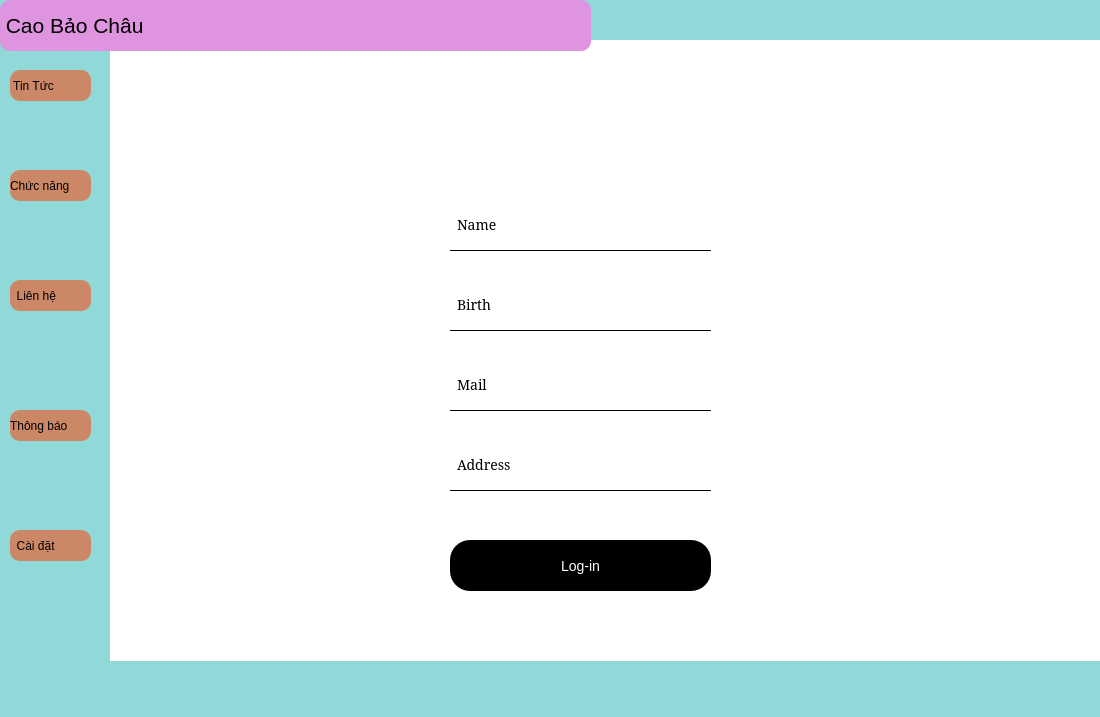
The window that ui/mainwindow.ui (Cuongal/python-app) describes before a commit, drawn with Qt 5.
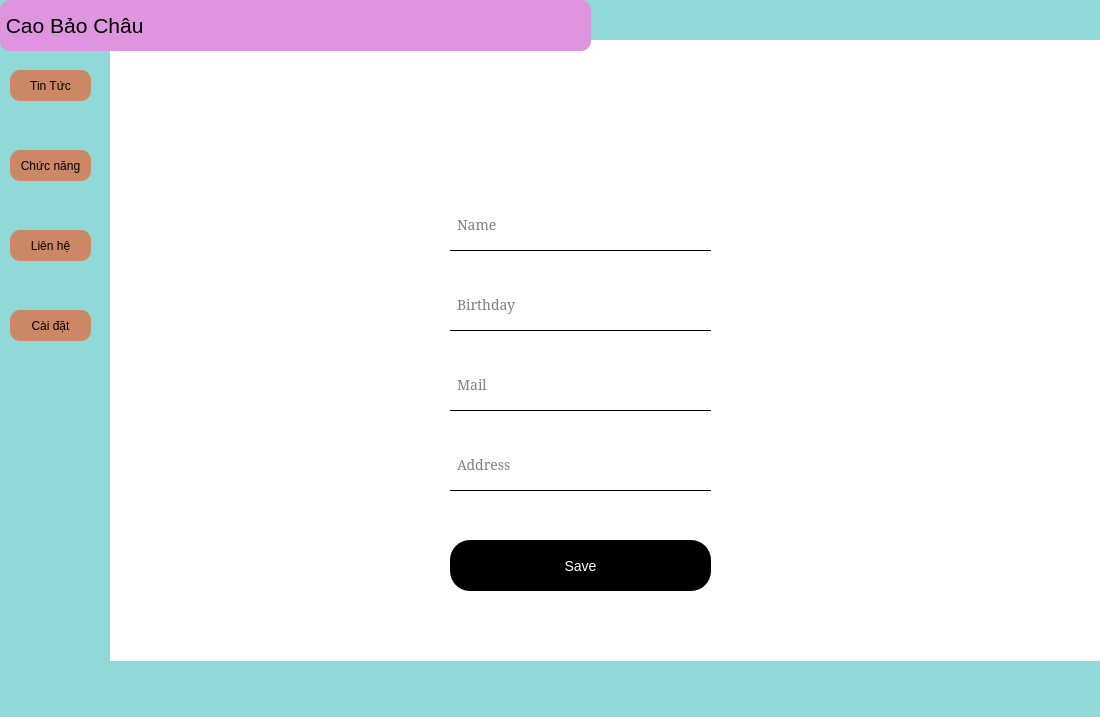
The same window after the commit. Icons and pictures are not drawn.

```diff
--- a/ui/mainwindow.ui
+++ b/ui/mainwindow.ui
@@ -17,91 +17,6 @@
    <string notr="true">background-color:rgb(145, 217, 217)</string>
   </property>
   <widget class="QWidget" name="centralwidget">
-   <widget class="QLabel" name="Tintuc_label">
-    <property name="geometry">
-     <rect>
-      <x>10</x>
-      <y>70</y>
-      <width>81</width>
-      <height>31</height>
-     </rect>
-    </property>
-    <property name="styleSheet">
-     <string notr="true">background-color:rgb(204, 136, 102);
-border-radius: 10px</string>
-    </property>
-    <property name="text">
-     <string> Tin Tức</string>
-    </property>
-   </widget>
-   <widget class="QLabel" name="Lienhe_label">
-    <property name="geometry">
-     <rect>
-      <x>10</x>
-      <y>280</y>
-      <width>81</width>
-      <height>31</height>
-     </rect>
-    </property>
-    <property name="styleSheet">
-     <string notr="true">background-color:rgb(204, 136, 102);
-border-radius: 10px</string>
-    </property>
-    <property name="text">
-     <string>  Liên hệ</string>
-    </property>
-   </widget>
-   <widget class="QLabel" name="Caidat_label">
-    <property name="geometry">
-     <rect>
-      <x>10</x>
-      <y>530</y>
-      <width>81</width>
-      <height>31</height>
-     </rect>
-    </property>
-    <property name="styleSheet">
-     <string notr="true">background-color:rgb(204, 136, 102);
-border-radius: 10px</string>
-    </property>
-    <property name="text">
-     <string>  Cài đặt</string>
-    </property>
-   </widget>
-   <widget class="QLabel" name="Chucnang_lable">
-    <property name="geometry">
-     <rect>
-      <x>10</x>
-      <y>170</y>
-      <width>81</width>
-      <height>31</height>
-     </rect>
-    </property>
-    <property name="styleSheet">
-     <string notr="true">background-color:rgb(204, 136, 102);
-border-radius: 10px</string>
-    </property>
-    <property name="text">
-     <string>Chức năng</string>
-    </property>
-   </widget>
-   <widget class="QLabel" name="Thongbao">
-    <property name="geometry">
-     <rect>
-      <x>10</x>
-      <y>410</y>
-      <width>81</width>
-      <height>31</height>
-     </rect>
-    </property>
-    <property name="styleSheet">
-     <string notr="true">background-color:rgb(204, 136, 102);
-border-radius: 10px</string>
-    </property>
-    <property name="text">
-     <string>Thông báo</string>
-    </property>
-   </widget>
    <widget class="QStackedWidget" name="stackedWidget">
     <property name="geometry">
      <rect>
@@ -813,9 +728,25 @@
        <string notr="true">border: none;
     border-bottom: 1px solid #000; /* Black underline */
     font-size: 14px;
-    padding: 5px;</string>
+    padding: 5px;
+color: black;</string>
       </property>
       <property name="text">
+       <string/>
+      </property>
+      <property name="frame">
+       <bool>false</bool>
+      </property>
+      <property name="echoMode">
+       <enum>QLineEdit::EchoMode::Normal</enum>
+      </property>
+      <property name="dragEnabled">
+       <bool>false</bool>
+      </property>
+      <property name="readOnly">
+       <bool>false</bool>
+      </property>
+      <property name="placeholderText">
        <string>Name</string>
       </property>
       <property name="frame">
@@ -853,10 +784,11 @@
        <string notr="true">border: none;
     border-bottom: 1px solid #000; /* Black underline */
     font-size: 14px;
-    padding: 5px;</string>
+    padding: 5px;
+color: black;</string>
       </property>
       <property name="text">
-       <string>Birth</string>
+       <string/>
       </property>
       <property name="frame">
        <bool>false</bool>
@@ -870,6 +802,9 @@
       <property name="readOnly">
        <bool>false</bool>
       </property>
+      <property name="placeholderText">
+       <string>Birthday</string>
+      </property>
       <property name="clearButtonEnabled">
        <bool>false</bool>
       </property>
@@ -893,7 +828,7 @@
     text-align: center; /* Center the text */</string>
       </property>
       <property name="text">
-       <string>Log-in</string>
+       <string>Save</string>
       </property>
      </widget>
      <widget class="QLineEdit" name="lineEdit_8">
@@ -915,9 +850,25 @@
        <string notr="true">border: none;
     border-bottom: 1px solid #000; /* Black underline */
     font-size: 14px;
-    padding: 5px;</string>
+    padding: 5px;
+color: black;</string>
       </property>
       <property name="text">
+       <string/>
+      </property>
+      <property name="frame">
+       <bool>false</bool>
+      </property>
+      <property name="echoMode">
+       <enum>QLineEdit::EchoMode::Normal</enum>
+      </property>
+      <property name="dragEnabled">
+       <bool>false</bool>
+      </property>
+      <property name="readOnly">
+       <bool>false</bool>
+      </property>
+      <property name="placeholderText">
        <string>Mail</string>
       </property>
       <property name="frame">
@@ -955,9 +906,25 @@
        <string notr="true">border: none;
     border-bottom: 1px solid #000; /* Black underline */
     font-size: 14px;
-    padding: 5px;</string>
+    padding: 5px;
+color: black;</string>
       </property>
       <property name="text">
+       <string/>
+      </property>
+      <property name="frame">
+       <bool>false</bool>
+      </property>
+      <property name="echoMode">
+       <enum>QLineEdit::EchoMode::Normal</enum>
+      </property>
+      <property name="dragEnabled">
+       <bool>false</bool>
+      </property>
+      <property name="readOnly">
+       <bool>false</bool>
+      </property>
+      <property name="placeholderText">
        <string>Address</string>
       </property>
       <property name="frame">
@@ -1520,6 +1487,74 @@
      <string> Cao Bảo Châu</string>
     </property>
    </widget>
+   <widget class="QPushButton" name="btn_chucnang">
+    <property name="geometry">
+     <rect>
+      <x>10</x>
+      <y>150</y>
+      <width>81</width>
+      <height>31</height>
+     </rect>
+    </property>
+    <property name="styleSheet">
+     <string notr="true">background-color:rgb(204, 136, 102);
+border-radius: 10px</string>
+    </property>
+    <property name="text">
+     <string>Chức năng</string>
+    </property>
+   </widget>
+   <widget class="QPushButton" name="btn_lienhe">
+    <property name="geometry">
+     <rect>
+      <x>10</x>
+      <y>230</y>
+      <width>81</width>
+      <height>31</height>
+     </rect>
+    </property>
+    <property name="styleSheet">
+     <string notr="true">background-color:rgb(204, 136, 102);
+border-radius: 10px</string>
+    </property>
+    <property name="text">
+     <string>Liên hệ</string>
+    </property>
+   </widget>
+   <widget class="QPushButton" name="btn_caidat">
+    <property name="geometry">
+     <rect>
+      <x>10</x>
+      <y>310</y>
+      <width>81</width>
+      <height>31</height>
+     </rect>
+    </property>
+    <property name="styleSheet">
+     <string notr="true">background-color:rgb(204, 136, 102);
+border-radius: 10px</string>
+    </property>
+    <property name="text">
+     <string>Cài đặt</string>
+    </property>
+   </widget>
+   <widget class="QPushButton" name="btn_tintuc">
+    <property name="geometry">
+     <rect>
+      <x>10</x>
+      <y>70</y>
+      <width>81</width>
+      <height>31</height>
+     </rect>
+    </property>
+    <property name="styleSheet">
+     <string notr="true">background-color:rgb(204, 136, 102);
+border-radius: 10px</string>
+    </property>
+    <property name="text">
+     <string>Tin Tức</string>
+    </property>
+   </widget>
   </widget>
   <widget class="QMenuBar" name="menubar">
    <property name="geometry">
```
Left out of the diff: 46 changed lines with no effect on the pictures.
